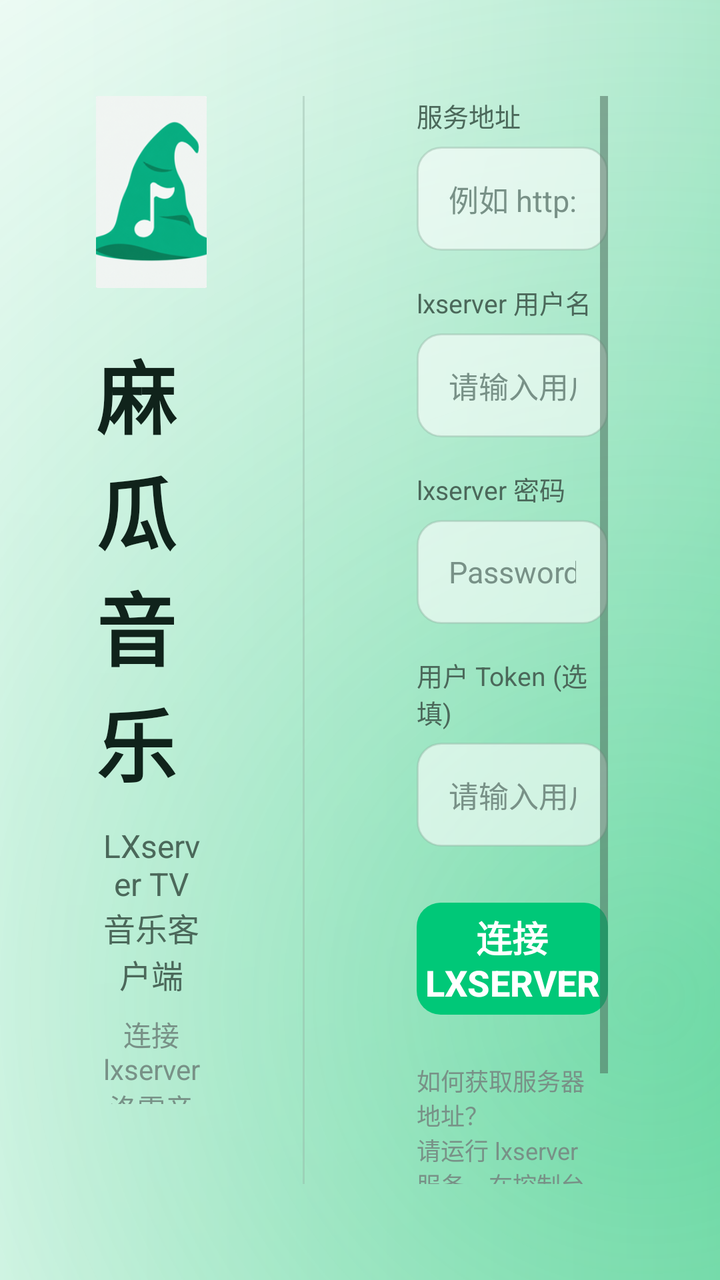
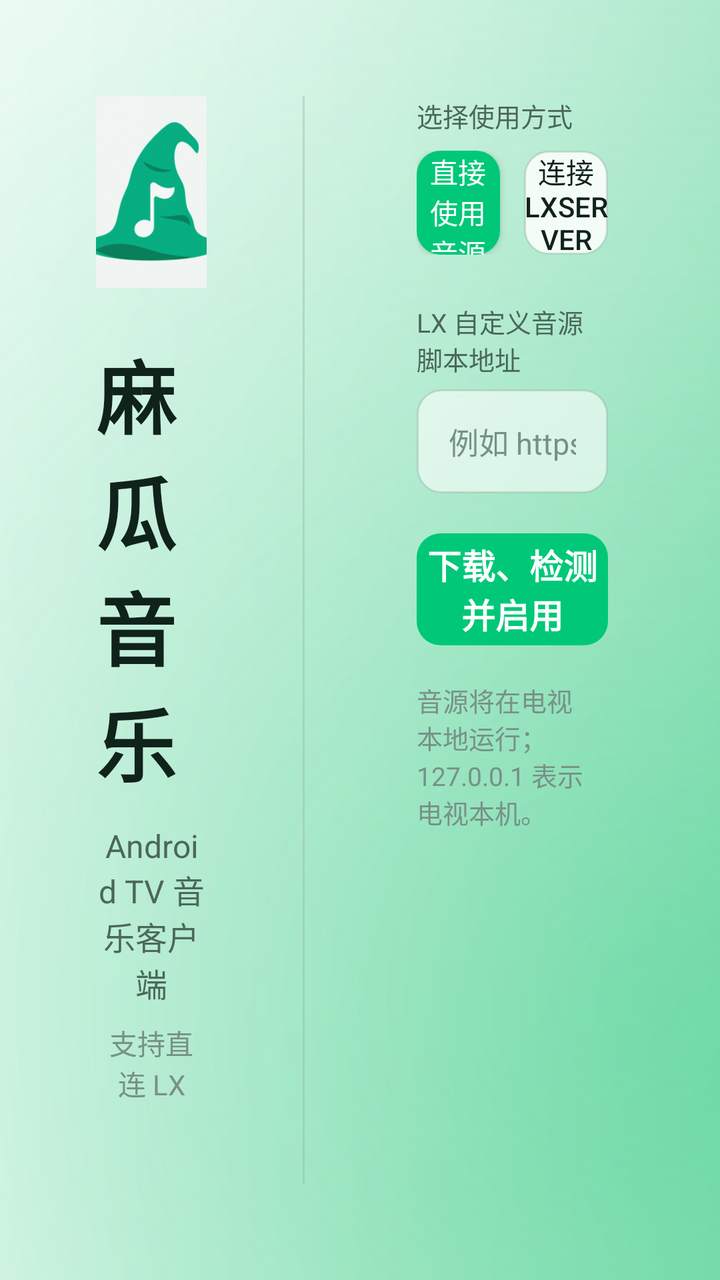

An Android layout rendered at two revisions. The XML below is the earlier revision; the diff shows what the commit changed to produce the second picture.
<!-- AndroidManifest.xml: application theme AppTheme.NoActionBar -->
<!-- res/layout/activity_config.xml -->
<?xml version="1.0" encoding="utf-8"?>
<androidx.constraintlayout.widget.ConstraintLayout xmlns:android="http://schemas.android.com/apk/res/android"
    xmlns:app="http://schemas.android.com/apk/res-auto"
    android:layout_width="match_parent"
    android:layout_height="match_parent"
    android:background="@drawable/bg_app_gradient">

    
    <LinearLayout
        android:id="@+id/panelLeft"
        android:layout_width="0dp"
        android:layout_height="match_parent"
        android:orientation="vertical"
        android:gravity="center"
        android:padding="48dp"
        app:layout_constraintStart_toStartOf="parent"
        app:layout_constraintWidth_percent="0.42"
        app:layout_constraintTop_toTopOf="parent"
        app:layout_constraintBottom_toBottomOf="parent">

        <ImageView
            android:layout_width="96dp"
            android:layout_height="96dp"
            android:src="@drawable/ic_logo"
            android:contentDescription="Logo"
            android:layout_marginBottom="24dp" />

        <TextView
            android:layout_width="wrap_content"
            android:layout_height="wrap_content"
            android:text="麻瓜音乐"
            android:textColor="@color/lx_text_primary"
            android:textSize="40sp"
            android:textStyle="bold"
            android:layout_marginBottom="12dp" />

        <TextView
            android:layout_width="wrap_content"
            android:layout_height="wrap_content"
            android:text="LXserver TV 音乐客户端"
            android:textColor="@color/lx_text_secondary"
            android:textSize="16sp"
            android:gravity="center"
            android:layout_marginBottom="8dp" />

        <TextView
            android:layout_width="wrap_content"
            android:layout_height="wrap_content"
            android:text="连接 lxserver 洛雪音乐服务"
            android:textColor="@color/lx_text_muted"
            android:textSize="14sp"
            android:gravity="center"
            android:layout_marginBottom="40dp" />

        
        <Button
            android:id="@+id/btnToggleMode"
            android:layout_width="wrap_content"
            android:layout_height="wrap_content"
            android:text="扫码配置"
            android:textColor="@color/white"
            android:background="@drawable/bg_btn_primary"
            android:paddingStart="24dp"
            android:paddingEnd="24dp"
            android:focusable="true"
            android:nextFocusRight="@+id/etUrl" />

    </LinearLayout>

    
    <View
        android:id="@+id/divider"
        android:layout_width="1dp"
        android:layout_height="0dp"
        android:background="@color/lx_border"
        android:layout_marginTop="48dp"
        android:layout_marginBottom="48dp"
        app:layout_constraintStart_toEndOf="@+id/panelLeft"
        app:layout_constraintTop_toTopOf="parent"
        app:layout_constraintBottom_toBottomOf="parent" />

    
    <ScrollView
        android:id="@+id/panelRight"
        android:layout_width="0dp"
        android:layout_height="0dp"
        android:fillViewport="true"
        android:paddingStart="56dp"
        android:paddingEnd="56dp"
        android:paddingTop="48dp"
        android:paddingBottom="48dp"
        app:layout_constraintStart_toEndOf="@+id/divider"
        app:layout_constraintEnd_toEndOf="parent"
        app:layout_constraintTop_toTopOf="parent"
        app:layout_constraintBottom_toBottomOf="parent">

        <LinearLayout
            android:layout_width="match_parent"
            android:layout_height="wrap_content"
            android:orientation="vertical">

        
        <LinearLayout
            android:id="@+id/layoutManual"
            android:layout_width="match_parent"
            android:layout_height="wrap_content"
            android:orientation="vertical"
            android:visibility="visible">

            
            <TextView
                android:layout_width="wrap_content"
                android:layout_height="wrap_content"
                android:text="服务地址"
                android:textColor="@color/lx_text_secondary"
                android:textSize="13sp"
                android:layout_marginBottom="6dp" />

            <EditText
                android:id="@+id/etUrl"
                android:layout_width="match_parent"
                android:layout_height="52dp"
                android:background="@drawable/bg_input_field"
                android:hint="例如 http://192.168.1.100:9527"
                android:inputType="textUri"
                android:paddingStart="16dp"
                android:paddingEnd="16dp"
                android:textColor="@color/lx_text_primary"
                android:textColorHint="@color/lx_text_muted"
                android:textSize="15sp"
                android:singleLine="true"
                android:imeOptions="actionNext"
                android:focusable="true"
                android:focusableInTouchMode="true"
                android:nextFocusDown="@+id/etUsername"
                android:nextFocusUp="@+id/btnConnect"
                android:nextFocusLeft="@+id/btnToggleMode"
                android:nextFocusRight="@+id/etUrl"
                android:layout_marginBottom="16dp" />

            
            <TextView
                android:layout_width="wrap_content"
                android:layout_height="wrap_content"
                android:text="lxserver 用户名"
                android:textColor="@color/lx_text_secondary"
                android:textSize="13sp"
                android:layout_marginBottom="6dp" />

            <EditText
                android:id="@+id/etUsername"
                android:layout_width="match_parent"
                android:layout_height="52dp"
                android:background="@drawable/bg_input_field"
                android:hint="请输入用户名"
                android:inputType="textPersonName"
                android:paddingStart="16dp"
                android:paddingEnd="16dp"
                android:textColor="@color/lx_text_primary"
                android:textColorHint="@color/lx_text_muted"
                android:textSize="15sp"
                android:singleLine="true"
                android:imeOptions="actionNext"
                android:focusable="true"
                android:focusableInTouchMode="true"
                android:nextFocusDown="@+id/etPassword"
                android:nextFocusUp="@+id/etUrl"
                android:nextFocusLeft="@+id/btnToggleMode"
                android:nextFocusRight="@+id/etUsername"
                android:layout_marginBottom="16dp" />

            
            <TextView
                android:layout_width="wrap_content"
                android:layout_height="wrap_content"
                android:text="lxserver 密码"
                android:textColor="@color/lx_text_secondary"
                android:textSize="13sp"
                android:layout_marginBottom="6dp" />

            <EditText
                android:id="@+id/etPassword"
                android:layout_width="match_parent"
                android:layout_height="52dp"
                android:background="@drawable/bg_input_field"
                android:hint="Password"
                android:inputType="textPassword"
                android:paddingStart="16dp"
                android:paddingEnd="16dp"
                android:textColor="@color/lx_text_primary"
                android:textColorHint="@color/lx_text_muted"
                android:textSize="15sp"
                android:singleLine="true"
                android:imeOptions="actionNext"
                android:focusable="true"
                android:focusableInTouchMode="true"
                android:nextFocusDown="@+id/etToken"
                android:nextFocusUp="@+id/etUsername"
                android:nextFocusLeft="@+id/btnToggleMode"
                android:nextFocusRight="@+id/etPassword"
                android:layout_marginBottom="16dp" />

            
            <TextView
                android:layout_width="wrap_content"
                android:layout_height="wrap_content"
                android:text="用户 Token (选填)"
                android:textColor="@color/lx_text_secondary"
                android:textSize="13sp"
                android:layout_marginBottom="6dp" />

            <EditText
                android:id="@+id/etToken"
                android:layout_width="match_parent"
                android:layout_height="52dp"
                android:background="@drawable/bg_input_field"
                android:hint="请输入用户 Token"
                android:inputType="text"
                android:paddingStart="16dp"
                android:paddingEnd="16dp"
                android:textColor="@color/lx_text_primary"
                android:textColorHint="@color/lx_text_muted"
                android:textSize="15sp"
                android:singleLine="true"
                android:imeOptions="actionDone"
                android:focusable="true"
                android:focusableInTouchMode="true"
                android:nextFocusDown="@+id/btnConnect"
                android:nextFocusUp="@+id/etPassword"
                android:nextFocusLeft="@+id/btnToggleMode"
                android:nextFocusRight="@+id/etToken"
                android:layout_marginBottom="28dp" />

            
            <Button
                android:id="@+id/btnConnect"
                android:layout_width="match_parent"
                android:layout_height="56dp"
                android:background="@drawable/bg_btn_primary"
                android:text="连接 lxserver"
                android:textColor="@color/white"
                android:textSize="18sp"
                android:textStyle="bold"
                android:stateListAnimator="@null"
                android:focusable="true"
                android:nextFocusDown="@+id/etUrl"
                android:nextFocusUp="@+id/etPassword"
                android:nextFocusLeft="@+id/btnToggleMode"
                android:nextFocusRight="@+id/btnConnect" />

            
            <TextView
                android:layout_width="wrap_content"
                android:layout_height="wrap_content"
                android:text="如何获取服务器地址？\n请运行 lxserver 服务，在控制台查看地址"
                android:textColor="@color/lx_text_muted"
                android:textSize="12sp"
                android:gravity="start"
                android:layout_marginTop="24dp"
                android:layout_marginBottom="8dp" />

            <TextView
                android:layout_width="wrap_content"
                android:layout_height="wrap_content"
                android:text="如何获取账号密码？\n在 lxserver 的[管理控制台]中配置用户"
                android:textColor="@color/lx_text_muted"
                android:textSize="12sp"
                android:gravity="start" />

        </LinearLayout>

        
        <LinearLayout
            android:id="@+id/layoutQr"
            android:layout_width="match_parent"
            android:layout_height="wrap_content"
            android:orientation="vertical"
            android:gravity="center"
            android:visibility="gone">

            <FrameLayout
                android:layout_width="240dp"
                android:layout_height="240dp"
                android:background="@drawable/bg_input_field"
                android:padding="12dp">

                <ImageView
                    android:id="@+id/ivQrCode"
                    android:layout_width="match_parent"
                    android:layout_height="match_parent"
                    android:scaleType="fitCenter" />
            </FrameLayout>

            <TextView
                android:id="@+id/tvScanHint"
                android:layout_width="wrap_content"
                android:layout_height="wrap_content"
                android:text="手机扫码配置服务器"
                android:textColor="@color/lx_text_primary"
                android:textSize="18sp"
                android:layout_marginTop="24dp" />

            <TextView
                android:id="@+id/tvIpAddress"
                android:layout_width="wrap_content"
                android:layout_height="wrap_content"
                android:text="正在获取地址..."
                android:textColor="@color/lx_text_secondary"
                android:textSize="14sp"
                android:layout_marginTop="8dp" />

        </LinearLayout>

        </LinearLayout>

    </ScrollView>

</androidx.constraintlayout.widget.ConstraintLayout>
<!-- resources referenced by this layout -->
<resources>
  <color name="lx_border">#6694B2A2</color>
  <color name="lx_text_muted">#789187</color>
  <color name="lx_text_primary">#10231B</color>
  <color name="lx_text_secondary">#4B685A</color>
  <color name="white">#FFFFFFFF</color>
  <!-- drawable bg_btn_primary (drawable) -->
  <?xml version="1.0" encoding="utf-8"?>
  <selector xmlns:android="http://schemas.android.com/apk/res/android">
      <item android:state_pressed="true">
          <shape android:shape="rectangle">
              <solid android:color="@color/lx_brand_pressed" />
              <corners android:radius="12dp" />
          </shape>
      </item>
      <item android:state_focused="true">
          <shape android:shape="rectangle">
              <solid android:color="@color/lx_brand" />
              <corners android:radius="12dp" />
              <stroke android:width="2dp" android:color="@color/lx_focus_ring" />
          </shape>
      </item>
      <item>
          <shape android:shape="rectangle">
              <solid android:color="@color/lx_brand" />
              <corners android:radius="12dp" />
          </shape>
      </item>
  </selector>
  <!-- drawable bg_input_field (drawable) -->
  <?xml version="1.0" encoding="utf-8"?>
  <selector xmlns:android="http://schemas.android.com/apk/res/android">
      <item android:state_focused="true">
          <shape android:shape="rectangle">
              <solid android:color="#B8FFFFFF" />
              <corners android:radius="12dp" />
              <stroke android:width="2dp" android:color="@color/lx_focus_ring" />
          </shape>
      </item>
      <item>
          <shape android:shape="rectangle">
              <solid android:color="#98FFFFFF" />
              <corners android:radius="12dp" />
              <stroke android:width="1dp" android:color="@color/lx_border" />
          </shape>
      </item>
  </selector>
  <style name="AppTheme.NoActionBar" parent="AppTheme">
          <item name="windowActionBar">false</item>
          <item name="windowNoTitle">true</item>
          <item name="android:windowBackground">@color/lx_bg_canvas</item>
      </style>
  <color name="lx_brand_pressed">#00A965</color>
  <color name="lx_brand">#00C878</color>
  <color name="lx_focus_ring">#00A965</color>
  <style name="AppTheme" parent="BaseAppTheme" />
  <color name="lx_bg_canvas">#F3F8F5</color>
  <color name="colorPrimary">@color/lx_brand</color>
  <color name="colorPrimaryDark">@color/lx_brand_pressed</color>
  <color name="colorAccent">@color/lx_brand</color>
  <!-- unchanged entries left out for length: 3 -->
</resources>

<!-- the commit's change to res/layout/activity_config.xml (unified diff, before → after) -->
@@ -37,7 +37,7 @@
         <TextView
             android:layout_width="wrap_content"
             android:layout_height="wrap_content"
-            android:text="LXserver TV 音乐客户端"
+            android:text="Android TV 音乐客户端"
             android:textColor="@color/lx_text_secondary"
             android:textSize="16sp"
             android:gravity="center"
@@ -46,7 +46,7 @@
         <TextView
             android:layout_width="wrap_content"
             android:layout_height="wrap_content"
-            android:text="连接 lxserver 洛雪音乐服务"
+            android:text="支持直连 LX 音源与 LXserver"
             android:textColor="@color/lx_text_muted"
             android:textSize="14sp"
             android:gravity="center"
@@ -58,8 +58,8 @@
             android:layout_width="wrap_content"
             android:layout_height="wrap_content"
             android:text="扫码配置"
-            android:textColor="@color/white"
-            android:background="@drawable/bg_btn_primary"
+            android:textColor="@color/selector_primary_button_text"
+            android:background="@drawable/bg_btn_primary_tv"
             android:paddingStart="24dp"
             android:paddingEnd="24dp"
             android:focusable="true"
@@ -99,13 +99,133 @@
             android:layout_height="wrap_content"
             android:orientation="vertical">
 
+        <TextView
+            android:layout_width="wrap_content"
+            android:layout_height="wrap_content"
+            android:text="选择使用方式"
+            android:textColor="@color/lx_text_secondary"
+            android:textSize="13sp"
+            android:layout_marginBottom="8dp" />
+
+        <LinearLayout
+            android:layout_width="match_parent"
+            android:layout_height="52dp"
+            android:orientation="horizontal"
+            android:layout_marginBottom="24dp">
+
+            <Button
+                android:id="@+id/btnModeDirect"
+                android:layout_width="0dp"
+                android:layout_height="match_parent"
+                android:layout_weight="1"
+                android:text="直接使用音源"
+                android:textColor="@color/selector_primary_button_text"
+                android:background="@drawable/bg_btn_primary_tv"
+                android:focusable="true"
+                android:nextFocusDown="@id/etSourceUrl"
+                android:nextFocusLeft="@id/btnToggleMode"
+                android:nextFocusRight="@id/btnModeServer" />
+
+            <Button
+                android:id="@+id/btnModeServer"
+                android:layout_width="0dp"
+                android:layout_height="match_parent"
+                android:layout_weight="1"
+                android:layout_marginStart="12dp"
+                android:text="连接 LXserver"
+                android:textColor="@color/lx_text_primary"
+                android:background="@drawable/bg_btn_secondary"
+                android:focusable="true"
+                android:nextFocusDown="@id/etUrl"
+                android:nextFocusLeft="@id/btnModeDirect"
+                android:nextFocusRight="@id/btnModeServer" />
+        </LinearLayout>
+
+        <LinearLayout
+            android:id="@+id/layoutDirect"
+            android:layout_width="match_parent"
+            android:layout_height="wrap_content"
+            android:orientation="vertical"
+            android:visibility="visible">
+
+            <TextView
+                android:layout_width="wrap_content"
+                android:layout_height="wrap_content"
+                android:text="LX 自定义音源脚本地址"
+                android:textColor="@color/lx_text_secondary"
+                android:textSize="13sp"
+                android:layout_marginBottom="6dp" />
+
+            <EditText
+                android:id="@+id/etSourceUrl"
+                android:layout_width="match_parent"
+                android:layout_height="52dp"
+                android:background="@drawable/bg_input_field"
+                android:hint="例如 https://example.com/source.js"
+                android:inputType="textUri"
+                android:paddingStart="16dp"
+                android:paddingEnd="16dp"
+                android:textColor="@color/lx_text_primary"
+                android:textColorHint="@color/lx_text_muted"
+                android:textSize="15sp"
+                android:singleLine="true"
+                android:imeOptions="actionDone"
+                android:focusable="true"
+                android:focusableInTouchMode="true"
+                android:nextFocusUp="@id/btnModeDirect"
+                android:nextFocusDown="@id/btnImportSource"
+                android:nextFocusLeft="@id/btnToggleMode"
+                android:nextFocusRight="@id/etSourceUrl" />
+
+            <Button
+                android:id="@+id/btnImportSource"
+                android:layout_width="match_parent"
+                android:layout_height="56dp"
+                android:layout_marginTop="20dp"
+                android:background="@drawable/bg_btn_primary_tv"
+                android:text="下载、检测并启用"
+                android:textColor="@color/selector_primary_button_text"
+                android:textSize="17sp"
+                android:textStyle="bold"
+                android:stateListAnimator="@null"
+                android:focusable="true"
+                android:nextFocusUp="@id/etSourceUrl"
+                android:nextFocusDown="@id/etSourceUrl"
+                android:nextFocusLeft="@id/btnToggleMode"
+                android:nextFocusRight="@id/btnImportSource" />
+
+            <TextView
+                android:id="@+id/tvSourceStatus"
+                android:layout_width="match_parent"
+                android:layout_height="wrap_content"
+                android:layout_marginTop="18dp"
+                android:text="音源将在电视本地运行；127.0.0.1 表示电视本机。"
+                android:textColor="@color/lx_text_muted"
+                android:textSize="13sp" />
+
+            <Button
+                android:id="@+id/btnRollbackSource"
+                android:layout_width="match_parent"
+                android:layout_height="50dp"
+                android:layout_marginTop="14dp"
+                android:background="@drawable/bg_btn_secondary"
+                android:text="回滚到上一版音源"
+                android:textColor="@color/lx_text_primary"
+                android:visibility="gone"
+                android:focusable="true"
+                android:nextFocusUp="@id/btnImportSource"
+                android:nextFocusDown="@id/etSourceUrl"
+                android:nextFocusLeft="@id/btnToggleMode"
+                android:nextFocusRight="@id/btnRollbackSource" />
+        </LinearLayout>
+
         
         <LinearLayout
             android:id="@+id/layoutManual"
             android:layout_width="match_parent"
             android:layout_height="wrap_content"
             android:orientation="vertical"
-            android:visibility="visible">
+            android:visibility="gone">
 
             
             <TextView
@@ -236,9 +356,9 @@
                 android:id="@+id/btnConnect"
                 android:layout_width="match_parent"
                 android:layout_height="56dp"
-                android:background="@drawable/bg_btn_primary"
+                android:background="@drawable/bg_btn_primary_tv"
                 android:text="连接 lxserver"
-                android:textColor="@color/white"
+                android:textColor="@color/selector_primary_button_text"
                 android:textSize="18sp"
                 android:textStyle="bold"
                 android:stateListAnimator="@null"
<!-- resource entries referenced after the edit -->
@@ -4,21 +4,21 @@
   <color name="lx_text_muted">#789187</color>
   <color name="lx_text_primary">#10231B</color>
   <color name="lx_text_secondary">#4B685A</color>
-  <color name="white">#FFFFFFFF</color>
-  <!-- drawable bg_btn_primary (drawable) -->
+  <!-- drawable bg_btn_primary_tv (drawable) -->
   <?xml version="1.0" encoding="utf-8"?>
   <selector xmlns:android="http://schemas.android.com/apk/res/android">
       <item android:state_pressed="true">
           <shape android:shape="rectangle">
-              <solid android:color="@color/lx_brand_pressed" />
+              <solid android:color="@color/lx_brand_pale" />
               <corners android:radius="12dp" />
+              <stroke android:width="3dp" android:color="@color/lx_brand_pressed" />
           </shape>
       </item>
       <item android:state_focused="true">
           <shape android:shape="rectangle">
-              <solid android:color="@color/lx_brand" />
+              <solid android:color="@color/white" />
               <corners android:radius="12dp" />
-              <stroke android:width="2dp" android:color="@color/lx_focus_ring" />
+              <stroke android:width="3dp" android:color="@color/lx_brand" />
           </shape>
       </item>
       <item>
@@ -28,6 +28,31 @@
           </shape>
       </item>
   </selector>
+  <!-- drawable bg_btn_secondary (drawable) -->
+  <?xml version="1.0" encoding="utf-8"?>
+  <selector xmlns:android="http://schemas.android.com/apk/res/android">
+      <item android:state_pressed="true">
+          <shape android:shape="rectangle">
+              <solid android:color="@color/lx_bg_focus" />
+              <corners android:radius="12dp" />
+          </shape>
+      </item>
+      <item android:state_focused="true">
+          <shape android:shape="rectangle">
+              <solid android:color="@color/lx_bg_focus" />
+              <corners android:radius="12dp" />
+              <stroke android:width="2dp" android:color="@color/lx_focus_ring" />
+          </shape>
+      </item>
+      <item>
+          <shape android:shape="rectangle">
+              <solid android:color="@color/lx_bg_panel" />
+              <corners android:radius="12dp" />
+              <stroke android:width="1dp" android:color="@color/lx_border" />
+          </shape>
+      </item>
+  </selector>
+  <color name="white">#FFFFFFFF</color>
   <!-- drawable bg_input_field (drawable) -->
   <?xml version="1.0" encoding="utf-8"?>
   <selector xmlns:android="http://schemas.android.com/apk/res/android">
@@ -51,9 +76,12 @@
           <item name="windowNoTitle">true</item>
           <item name="android:windowBackground">@color/lx_bg_canvas</item>
       </style>
+  <color name="lx_brand_pale">#E9FFF4</color>
   <color name="lx_brand_pressed">#00A965</color>
   <color name="lx_brand">#00C878</color>
+  <color name="lx_bg_focus">#DFF8ED</color>
   <color name="lx_focus_ring">#00A965</color>
+  <color name="lx_bg_panel">#D9FFFFFF</color>
   <style name="AppTheme" parent="BaseAppTheme" />
   <color name="lx_bg_canvas">#F3F8F5</color>
   <color name="colorPrimary">@color/lx_brand</color>
